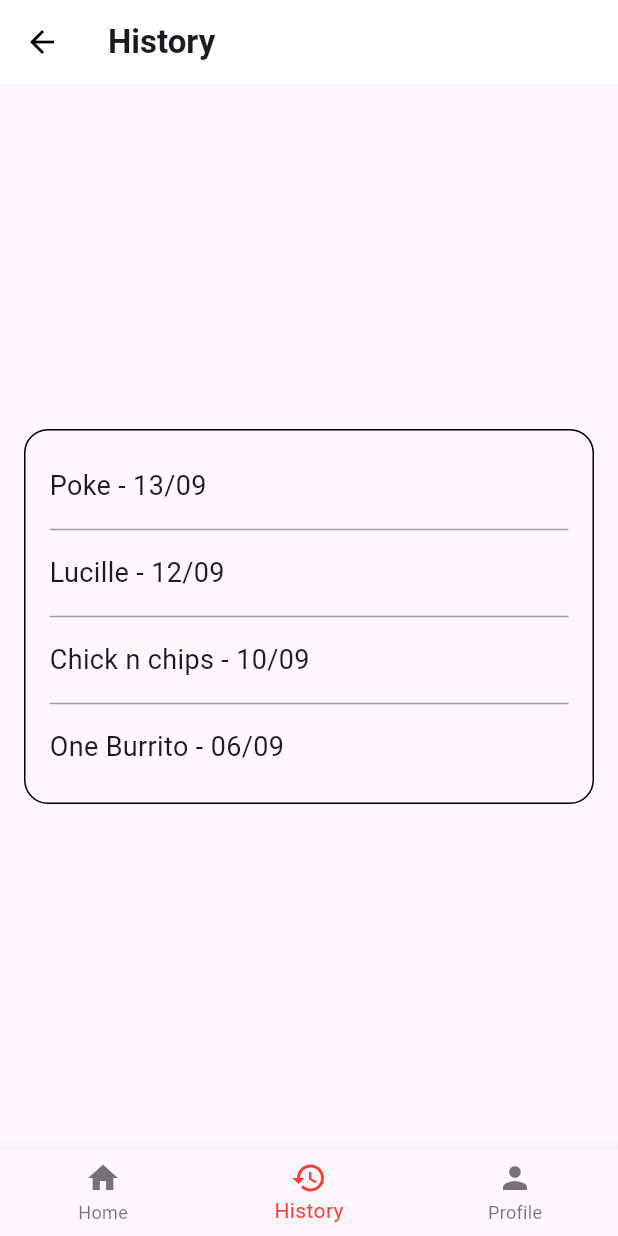
After one commit to G25-Constr-Aplic-Moviles/flutter-app, a Flutter app: the screen it shows after launch, after a tap on "Ver Historial", on a phone screen of 412 x 824 dp. The commit adds this screen. Run offline on Flutter 3.47's test engine with Material 3 defaults, Android fonts, the phone set to English and light mode, and no system bars; our stand-ins replace flutter_rating_bar, google_maps_flutter, location.

Commit message:
added history  view
non functional view for restaurant history

```diff
--- /dev/null
+++ b/lib/history_view.dart
@@ -0,0 +1,77 @@
+import 'package:flutter/material.dart';
+
+class HistoryScreen extends StatelessWidget {
+  final List<String> historyItems = [
+    'Poke - 13/09',
+    'Lucille - 12/09',
+    'Chick n chips - 10/09',
+    'One Burrito - 06/09',
+  ];
+
+  @override
+  Widget build(BuildContext context) {
+    return Scaffold(
+      appBar: AppBar(
+        title: Text('History', style: TextStyle(fontWeight: FontWeight.bold)),
+        leading: IconButton(
+          icon: Icon(Icons.arrow_back),
+          onPressed: () {
+            Navigator.pop(context);
+          },
+        ),
+        backgroundColor: Colors.white,
+        elevation: 0,
+        iconTheme: IconThemeData(color: Colors.black),
+      ),
+      body: Center(
+        child: Padding(
+          padding: const EdgeInsets.all(16.0),
+          child: Container(
+            decoration: BoxDecoration(
+              borderRadius: BorderRadius.circular(16),
+              border: Border.all(color: Colors.black),
+            ),
+            child: ListView.separated(
+              shrinkWrap: true,
+              padding: const EdgeInsets.all(16.0),
+              itemCount: historyItems.length,
+              itemBuilder: (context, index) {
+                return Padding(
+                  padding: const EdgeInsets.symmetric(vertical: 8.0),
+                  child: Text(
+                    historyItems[index],
+                    style: TextStyle(fontSize: 18),
+                  ),
+                );
+              },
+              separatorBuilder: (context, index) => Divider(color: Colors.grey),
+            ),
+          ),
+        ),
+      ),
+      bottomNavigationBar: BottomNavigationBar(
+        items: const <BottomNavigationBarItem>[
+          BottomNavigationBarItem(
+            icon: Icon(Icons.home),
+            label: 'Home',
+          ),
+          BottomNavigationBarItem(
+            icon: Icon(Icons.history),
+            label: 'History',
+          ),
+          BottomNavigationBarItem(
+            icon: Icon(Icons.person),
+            label: 'Profile',
+          ),
+        ],
+        currentIndex: 1,
+        selectedItemColor: Colors.red,
+        onTap: (index) {
+          if (index == 0) {
+            Navigator.popUntil(context, (route) => route.isFirst);
+          }
+        },
+      ),
+    );
+  }
+}
--- a/lib/main.dart
+++ b/lib/main.dart
@@ -1,8 +1,8 @@
 import 'package:flutter/material.dart';
 import 'add_experience_view.dart';
 import 'add_review_view.dart';
-
-import 'map_view.dart'; // Asegúrate de que el nombre sea el mismo que el archivo donde tienes el mapa
+import 'map_view.dart';
+import 'history_view.dart'; // Importar la nueva vista de History
 
 void main() {
   runApp(MyApp());
@@ -85,6 +85,23 @@ class HomeScreen extends StatelessWidget {
               ),
               child: Text('Agregar Reseña'),
             ),
+            SizedBox(height: 16),
+            ElevatedButton(
+              onPressed: () {
+                // Navegar a la pantalla del historial
+                Navigator.push(
+                  context,
+                  MaterialPageRoute(builder: (context) => HistoryScreen()),
+                );
+              },
+              style: ElevatedButton.styleFrom(
+                padding: EdgeInsets.symmetric(horizontal: 32, vertical: 16),
+                shape: RoundedRectangleBorder(
+                  borderRadius: BorderRadius.circular(8),
+                ),
+              ),
+              child: Text('Ver Historial'),
+            ),
           ],
         ),
       ),
```
